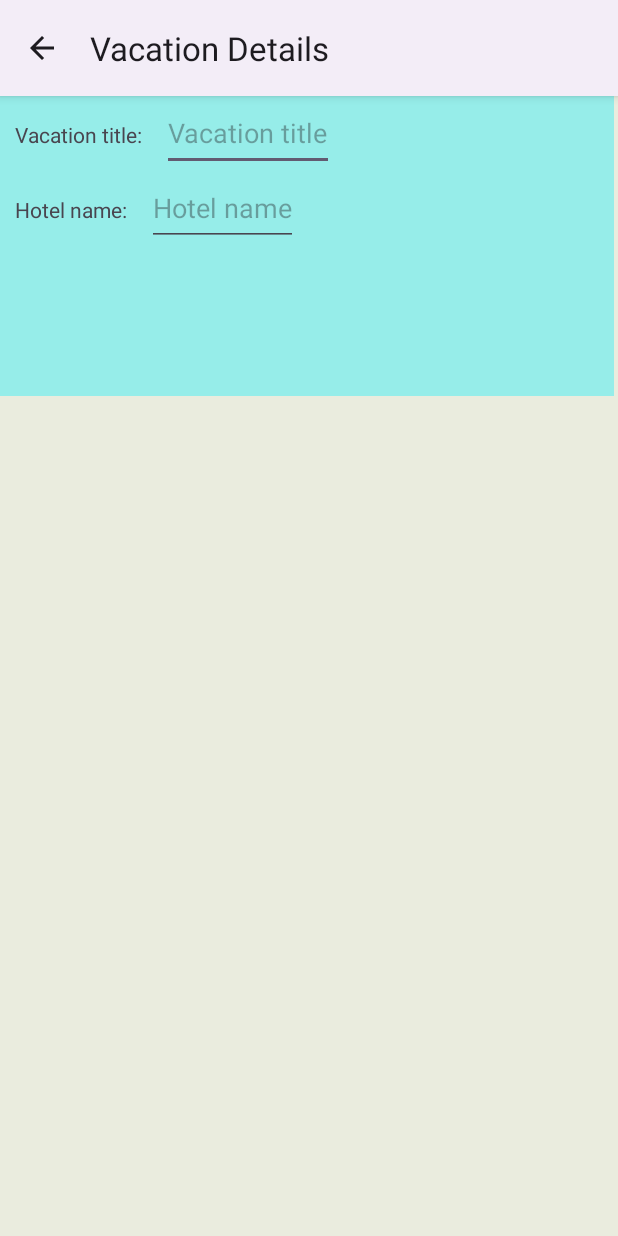
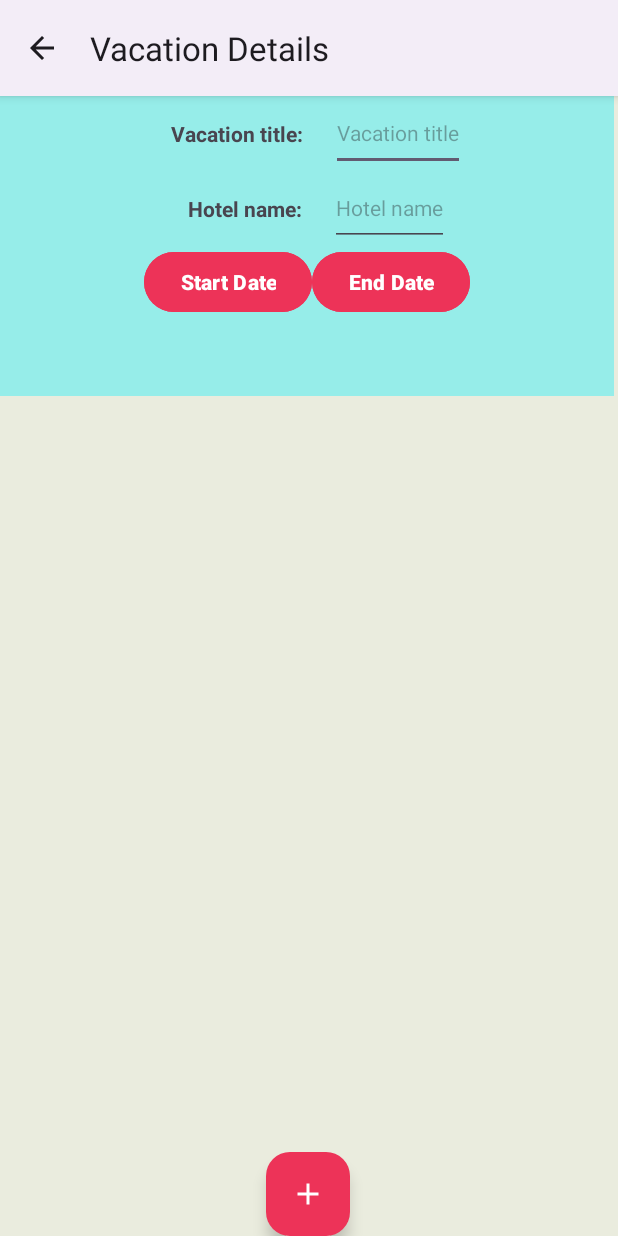
Before and after one commit to deannamh/VacationPlanner, an Android app: the VacationDetails screen opened directly, with no data from a screen before it, on a phone screen of 412 x 824 dp. Run offline under Robolectric (Android 15) with nearby library versions, the phone set to English and light mode, and no system bars.

Commit message:
Add another LinearLayout containing 2 buttons for user to select start and end dates to activity_vacation_details.xml

```diff
--- a/app/src/main/res/layout/activity_vacation_details.xml
+++ b/app/src/main/res/layout/activity_vacation_details.xml
@@ -22,58 +22,107 @@
             android:orientation="vertical">
 
             <LinearLayout
-                android:layout_width="wrap_content"
+                android:layout_width="match_parent"
                 android:layout_height="wrap_content"
+                android:gravity="center"
                 android:orientation="horizontal">
 
                 <TextView
                     android:id="@+id/textView7"
                     android:layout_width="wrap_content"
                     android:layout_height="50dp"
-                    android:padding="10dp"
-                    android:text="Vacation title: " />
+                    android:padding="15dp"
+                    android:text="Vacation title: "
+                    android:textStyle="bold" />
 
                 <EditText
                     android:id="@+id/titleText"
                     android:layout_width="wrap_content"
                     android:layout_height="50dp"
                     android:hint="Vacation title"
-                    android:inputType="text"/>
+                    android:inputType="text"
+                    android:textSize="14sp" />
             </LinearLayout>
 
             <LinearLayout
-                android:layout_width="wrap_content"
+                android:layout_width="match_parent"
                 android:layout_height="wrap_content"
+                android:gravity="center"
                 android:orientation="horizontal">
 
                 <TextView
                     android:id="@+id/textView8"
                     android:layout_width="wrap_content"
                     android:layout_height="50dp"
-                    android:padding="10dp"
-                    android:text="Hotel name: " />
+                    android:padding="15dp"
+                    android:text="Hotel name: "
+                    android:textStyle="bold" />
 
                 <EditText
                     android:id="@+id/hotelText"
                     android:layout_width="wrap_content"
                     android:layout_height="50dp"
                     android:hint="Hotel name"
-                    android:inputType="text"/>
+                    android:inputType="text"
+                    android:textSize="14sp" />
             </LinearLayout>
 
+            <LinearLayout
+                android:layout_width="match_parent"
+                android:layout_height="wrap_content"
+                android:gravity="center"
+                android:orientation="horizontal">
 
+                <Button
+                    android:id="@+id/startDateButton"
+                    android:layout_width="wrap_content"
+                    android:layout_height="wrap_content"
+                    android:backgroundTint="#ED3358"
+                    android:text="Start Date"
+                    android:textAlignment="center"
+                    android:textColorLink="#0D1E5F"
+                    android:textStyle="normal|bold"
+                    android:typeface="normal">
+                </Button>
+
+                <Button
+                    android:id="@+id/endDateButton"
+                    android:layout_width="wrap_content"
+                    android:layout_height="wrap_content"
+                    android:backgroundTint="#ED3358"
+                    android:text="End Date"
+                    android:textAlignment="center"
+                    android:textColorLink="#0D1E5F"
+                    android:textStyle="normal|bold"
+                    android:typeface="normal">
+                </Button>
+
+            </LinearLayout>
         </LinearLayout>
     </ScrollView>
+
+    <com.google.android.material.floatingactionbutton.FloatingActionButton
+        android:id="@+id/floatingActionButton2"
+        android:layout_width="wrap_content"
+        android:layout_height="wrap_content"
+        android:clickable="true"
+        android:contentDescription="floating action button"
+        app:backgroundTint="#ED3358"
+        app:tint="#FFFFFF"
+        app:layout_constraintBottom_toBottomOf="parent"
+        app:layout_constraintEnd_toEndOf="parent"
+        app:layout_constraintHorizontal_bias="0.498"
+        app:layout_constraintStart_toStartOf="parent"
+        app:srcCompat="@drawable/baseline_add_24" />
 
     <androidx.recyclerview.widget.RecyclerView
         android:id="@+id/excursionrecyclerview"
         android:layout_width="409dp"
-        android:layout_height="529dp"
-        tools:layout_editor_absoluteX="1dp"
-        tools:layout_editor_absoluteY="201dp"
+        android:layout_height="473dp"
+        app:layout_constraintBottom_toTopOf="@id/floatingActionButton2"
+        app:layout_constraintLeft_toLeftOf="parent"
         app:layout_constraintTop_toBottomOf="@id/scrollView"
-        app:layout_constraintLeft_toLeftOf="parent"/>
-
+        app:layout_constraintVertical_bias="0.0" />
 
 
 </androidx.constraintlayout.widget.ConstraintLayout>
```
